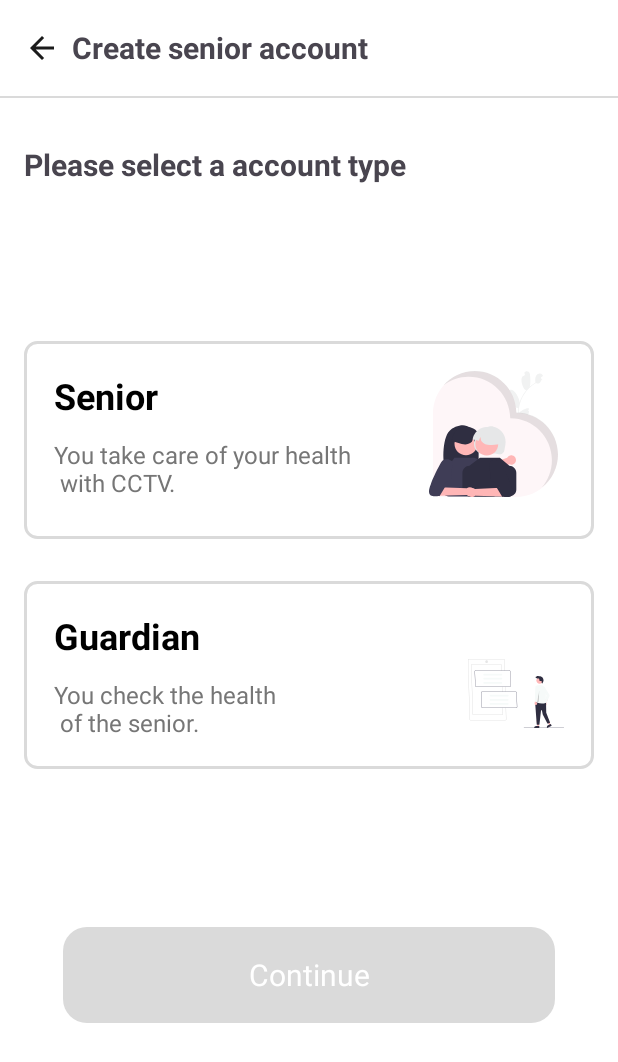
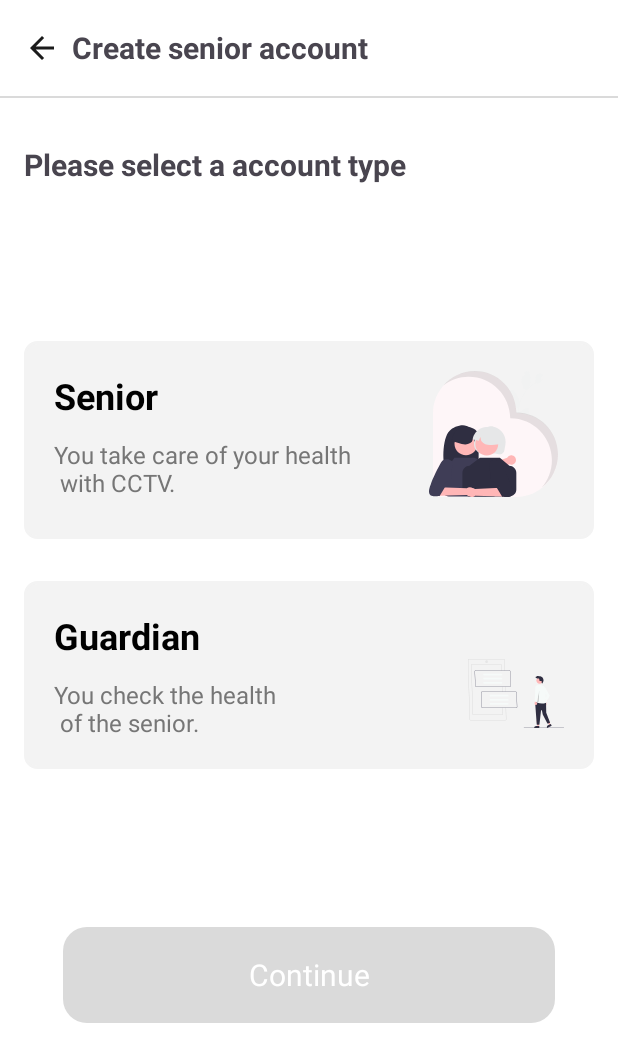
Before and after one commit to Sohyunnnn/2024-Elderus-SolutionChallenge, an Android app: the SigninTypeActivity screen opened directly, with no data from a screen before it, on a phone screen of 412 x 824 dp. Shown: the top 1062 px of the screen. Run offline under Robolectric (Android 15) with nearby library versions, the phone set to English and light mode, and no system bars.

Commit message:
Fix: 회원가입 보호자/피보호자 선택 페이지 컴포넌트 수정 및 관련 기능 수정

```diff
--- a/ANDROID/app/src/main/java/com/example/elderus/SigninTypeActivity.kt
+++ b/ANDROID/app/src/main/java/com/example/elderus/SigninTypeActivity.kt
@@ -4,6 +4,7 @@ import android.content.Intent
 import androidx.appcompat.app.AppCompatActivity
 import android.os.Bundle
 import android.widget.ImageView
+import android.widget.TextView
 import androidx.appcompat.widget.AppCompatButton
 import androidx.constraintlayout.widget.ConstraintLayout
 import androidx.core.content.ContextCompat
@@ -16,6 +17,11 @@ class SigninTypeActivity : AppCompatActivity() {
     private lateinit var btnContinue: AppCompatButton
     private lateinit var backButton: ImageView
 
+    private lateinit var tvSenior: TextView
+    private lateinit var tvSeniorInfo: TextView
+    private lateinit var tvGuardian: TextView
+    private lateinit var tvGuardianInfo: TextView
+
     override fun onCreate(savedInstanceState: Bundle?) {
         super.onCreate(savedInstanceState)
         setContentView(R.layout.activity_signin_type)
@@ -27,20 +33,39 @@ class SigninTypeActivity : AppCompatActivity() {
 
         backButton= findViewById(R.id.iv_sign_in_type_back)
 
+        tvSenior= findViewById(R.id.tv_title_senior)
+        tvSeniorInfo= findViewById(R.id.tv_senior_description)
+
+        tvGuardian= findViewById(R.id.tv_title_guardian)
+        tvGuardianInfo= findViewById(R.id.tv_guardian_description)
+
         btnSenior.setOnClickListener {
             // 클릭 이벤트가 발생했을 때 배경 색상 변경
             btnSenior.backgroundTintList = ContextCompat.getColorStateList(this, R.color.main_color)
-            btnGuardian.backgroundTintList = ContextCompat.getColorStateList(this, android.R.color.white)
+            btnGuardian.backgroundTintList = ContextCompat.getColorStateList(this, R.color.gray3)
             btnContinue.isEnabled = true // 버튼 활성화
             btnContinue.backgroundTintList = ContextCompat.getColorStateList(this, R.color.main_color) // 버튼 배경색 변경
+
+            tvSenior.setTextColor(ContextCompat.getColor(this, R.color.white))
+            tvSeniorInfo.setTextColor(ContextCompat.getColor(this, R.color.white))
+
+            tvGuardian.setTextColor(ContextCompat.getColor(this, R.color.black))
+            tvGuardianInfo.setTextColor(ContextCompat.getColor(this, R.color.gray1))
+
         }
 
         btnGuardian.setOnClickListener {
             // 클릭 이벤트가 발생했을 때 배경 색상 변경
             btnGuardian.backgroundTintList = ContextCompat.getColorStateList(this, R.color.Secondary)
-            btnSenior.backgroundTintList = ContextCompat.getColorStateList(this, android.R.color.white)
+            btnSenior.backgroundTintList = ContextCompat.getColorStateList(this, R.color.gray3)
             btnContinue.isEnabled = true // 버튼 활성화
             btnContinue.backgroundTintList = ContextCompat.getColorStateList(this, R.color.Secondary) // 버튼 배경색 변경
+
+            tvSenior.setTextColor(ContextCompat.getColor(this, R.color.black))
+            tvSeniorInfo.setTextColor(ContextCompat.getColor(this, R.color.gray1))
+
+            tvGuardian.setTextColor(ContextCompat.getColor(this, R.color.white))
+            tvGuardianInfo.setTextColor(ContextCompat.getColor(this, R.color.white))
         }
 
         // 초기에는 버튼 비활성화 상태로 설정
--- a/ANDROID/app/src/main/res/layout/activity_signin_type.xml
+++ b/ANDROID/app/src/main/res/layout/activity_signin_type.xml
@@ -65,6 +65,7 @@
             android:layout_marginTop="104dp"
             android:padding="20dp"
             android:background="@drawable/login_edit_text"
+            android:backgroundTint="@color/gray3"
             android:layout_marginHorizontal="16dp"
             app:layout_constraintStart_toStartOf="parent"
             app:layout_constraintEnd_toEndOf="parent"
@@ -80,12 +81,13 @@
                 tools:ignore="MissingConstraints">
 
             <TextView
+                android:id="@+id/tv_title_senior"
                 android:layout_width="wrap_content"
                 android:layout_height="wrap_content"
                 android:textAppearance="@style/TextAppearance.elderus.Heading2"
                 android:text="Senior" />
             <TextView
-                android:id="@+id/tv_senior_Description"
+                android:id="@+id/tv_senior_description"
                 android:layout_width="wrap_content"
                 android:layout_height="wrap_content"
                 android:layout_marginTop="12dp"
@@ -112,6 +114,7 @@
         android:layout_marginTop="28dp"
         android:padding="20dp"
         android:background="@drawable/login_edit_text"
+        android:backgroundTint="@color/gray3"
         android:layout_marginHorizontal="16dp"
         app:layout_constraintStart_toStartOf="parent"
         app:layout_constraintEnd_toEndOf="parent"
@@ -125,6 +128,7 @@
             tools:ignore="MissingConstraints">
 
             <TextView
+                android:id="@+id/tv_title_guardian"
                 android:layout_width="wrap_content"
                 android:layout_height="wrap_content"
                 android:textAppearance="@style/TextAppearance.elderus.Heading2"
--- a/ANDROID/app/src/main/res/values/colors.xml
+++ b/ANDROID/app/src/main/res/values/colors.xml
@@ -5,6 +5,7 @@
     <color name="main_color">#E4204F</color>
     <color name="gray1">#767676</color>
     <color name="gray2">#DADADA</color>
+    <color name="gray3">#F3F3F3</color>
     <color name="main_transparent4">#FEF6F8</color>
     <color name="Secondary">#1D8572</color>
 
```
